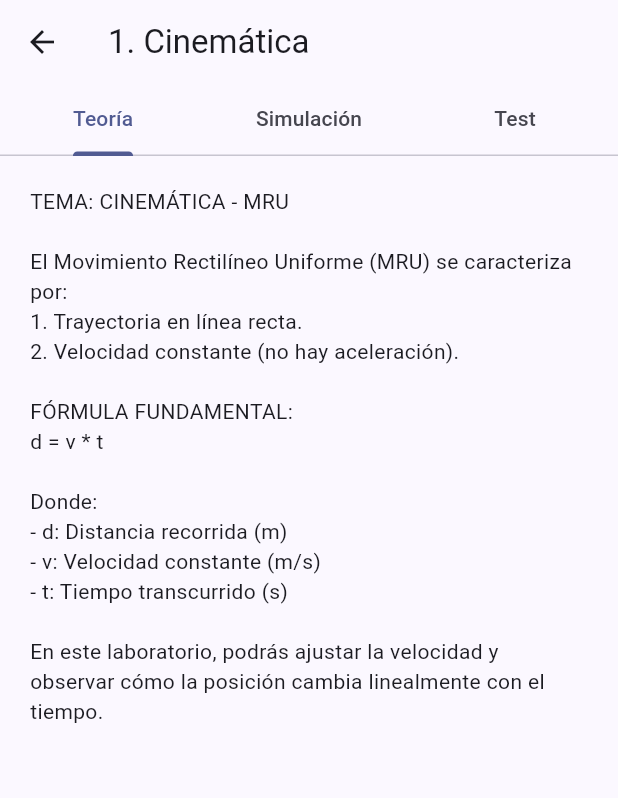
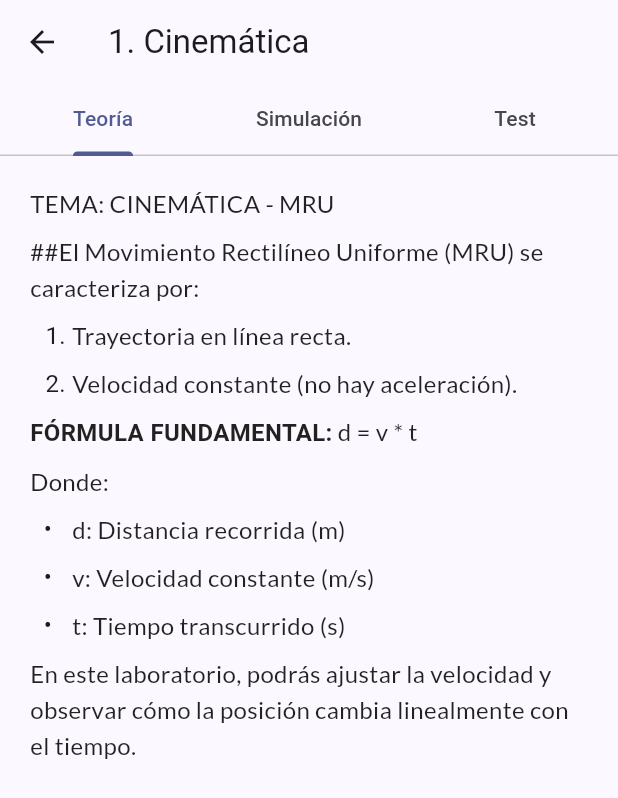
Before and after one commit to IsaiOrtiz/lab_virtual_fisica, a Flutter app: the screen it shows after launch, after a tap on an icon or button, on a phone screen of 412 x 824 dp. Shown: the top 798 px of the screen. Run offline on Flutter 3.47's test engine with Material 3 defaults, Android fonts, the phone set to English and light mode, and no system bars; drawn by our look-alikes of flutter_markdown; our stand-ins replace google_fonts.

Commit message:
Avance para el formato de la seccion teorica

```diff
--- a/assets/teoria/cinematica.txt
+++ b/assets/teoria/cinematica.txt
@@ -1,10 +1,10 @@
 TEMA: CINEMÁTICA - MRU
 
-El Movimiento Rectilíneo Uniforme (MRU) se caracteriza por:
+##El Movimiento Rectilíneo Uniforme (MRU) se caracteriza por:
 1. Trayectoria en línea recta.
 2. Velocidad constante (no hay aceleración).
 
-FÓRMULA FUNDAMENTAL:
+**FÓRMULA FUNDAMENTAL:**
 d = v * t
 
 Donde:
--- a/lib/main.dart
+++ b/lib/main.dart
@@ -1,5 +1,8 @@
 import 'package:flutter/material.dart';
 import 'package:flutter/services.dart' show rootBundle;
+import 'package:flutter_markdown/flutter_markdown.dart'; // Requiere: flutter pub add flutter_markdown
+import 'package:url_launcher/url_launcher.dart'; // Opcional para abrir links externos
+import 'package:google_fonts/google_fonts.dart';
 
 // IMPORTS DE TODAS LAS SIMULACIONES
 import 'simulaciones/mru_simulador.dart';
@@ -21,7 +24,12 @@ class MyApp extends StatelessWidget {
   Widget build(BuildContext context) {
     return MaterialApp(
       debugShowCheckedModeBanner: false,
-      theme: ThemeData(useMaterial3: true, colorSchemeSeed: Colors.indigo),
+      theme: ThemeData(
+        useMaterial3: true,
+        colorSchemeSeed: Colors.indigo,
+        // Configuración para que el texto Markdown se vea bien
+        textTheme: const TextTheme(bodyMedium: TextStyle(fontSize: 16)),
+      ),
       home: const MenuPrincipal(),
     );
   }
@@ -31,7 +39,14 @@ class ModuloData {
   final String titulo;
   final String archivoTeoria;
   final Widget scriptSimulacion;
-  ModuloData({required this.titulo, required this.archivoTeoria, required this.scriptSimulacion});
+  final String? youtubeId; // Nuevo campo para videos de YouTube
+
+  ModuloData({
+    required this.titulo,
+    required this.archivoTeoria,
+    required this.scriptSimulacion,
+    this.youtubeId,
+  });
 }
 
 class MenuPrincipal extends StatelessWidget {
@@ -39,9 +54,13 @@ class MenuPrincipal extends StatelessWidget {
 
   @override
   Widget build(BuildContext context) {
-    // LOS 10 TEMAS ASIGNADOS
     final List<ModuloData> listaModulos = [
-      ModuloData(titulo: '1. Cinemática', archivoTeoria: 'assets/teoria/cinematica.txt', scriptSimulacion: const MRUSimulador()),
+      ModuloData(
+        titulo: '1. Cinemática',
+        archivoTeoria: 'assets/teoria/cinematica.txt',
+        scriptSimulacion: const MRUSimulador(),
+        youtubeId: 'Wp_P9EsqY_A', // Ejemplo: ID de video de cinemática
+      ),
       ModuloData(titulo: '2. Leyes de Newton', archivoTeoria: 'assets/teoria/newton.txt', scriptSimulacion: const NewtonSim()),
       ModuloData(titulo: '3. Energía y Trabajo', archivoTeoria: 'assets/teoria/energia.txt', scriptSimulacion: const EnergiaSim()),
       ModuloData(titulo: '4. Óptica', archivoTeoria: 'assets/teoria/optica.txt', scriptSimulacion: const OpticaSim()),
@@ -97,7 +116,7 @@ class _DetalleModuloState extends State<DetalleModulo> {
       final texto = await rootBundle.loadString(widget.modulo.archivoTeoria);
       setState(() => contenidoTeoria = texto);
     } catch (e) {
-      setState(() => contenidoTeoria = "Próximamente: Contenido de ${widget.modulo.titulo}");
+      setState(() => contenidoTeoria = "# Próximamente\nContenido de ${widget.modulo.titulo} en construcción.");
     }
   }
 
@@ -114,12 +133,59 @@ class _DetalleModuloState extends State<DetalleModulo> {
         ),
         body: TabBarView(
           children: [
-            SingleChildScrollView(padding: const EdgeInsets.all(20), child: Text(contenidoTeoria)),
+            // PARTE 1: TEORÍA CON FORMATO
+            _buildTeoriaView(),
+            // PARTE 2: SIMULACIÓN
             Padding(padding: const EdgeInsets.all(16), child: widget.modulo.scriptSimulacion),
+            // PARTE 3: TEST
             const Center(child: Text("Cuestionario no disponible")),
           ],
         ),
       ),
     );
   }
+
+  Widget _buildTeoriaView() {
+  return SingleChildScrollView(
+    padding: const EdgeInsets.all(20),
+    child: Column(
+      crossAxisAlignment: CrossAxisAlignment.start,
+      children: [
+        MarkdownBody(
+          data: contenidoTeoria,
+          imageDirectory: 'assets/imagenes',
+          styleSheet: MarkdownStyleSheet(
+            p: GoogleFonts.lato(
+              fontSize: 16,
+              height: 1.5,
+              color: Colors.black87,
+            ),
+            h1: GoogleFonts.montserrat(
+              fontSize: 28,
+              fontWeight: FontWeight.bold,
+              color: Colors.indigo,
+            ),
+            code: GoogleFonts.sourceCodePro(
+              backgroundColor: Colors.grey.shade200,
+              fontSize: 14,
+              color: Colors.red.shade900,
+            ),
+          ),
+          onTapLink: (text, href, title) {
+            if (href != null) _abrirEnlace(href);
+          },
+        ),
+        ]// ... aquí iría el botón de YouTube
+    ),
+  );
+
 }
+
+// Función auxiliar para abrir los links del Markdown
+Future<void> _abrirEnlace(String url) async {
+  final Uri uri = Uri.parse(url);
+  if (!await launchUrl(uri)) {
+    debugPrint('No se pudo abrir $url');
+  }
+}
+}
--- a/pubspec.yaml
+++ b/pubspec.yaml
@@ -34,6 +34,10 @@ dependencies:
   # The following adds the Cupertino Icons font to your application.
   # Use with the CupertinoIcons class for iOS style icons.
   cupertino_icons: ^1.0.8
+  flutter_markdown: ^0.7.7+1
+  youtube_player_flutter: ^9.1.3
+  url_launcher: ^6.3.2
+  google_fonts: ^8.1.0
 
 dev_dependencies:
   flutter_test:
--- a/tempCodeRunnerFile.dart
+++ /dev/null
@@ -1 +0,0 @@
-.key});
```
Also changed, not shown: pubspec.lock, 5 other files.
